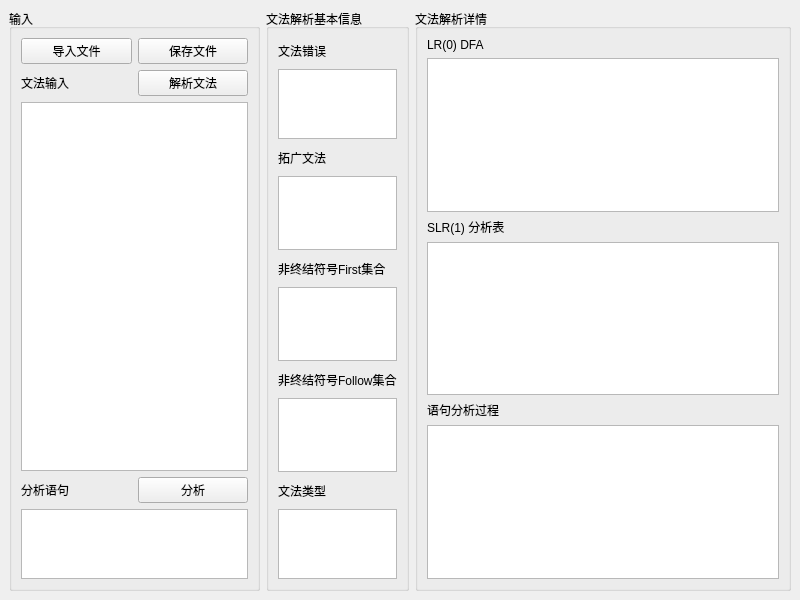
First picture: the form in LR_SLR/mainwindow.ui, repository wengx00/compilation-project, before the edit.
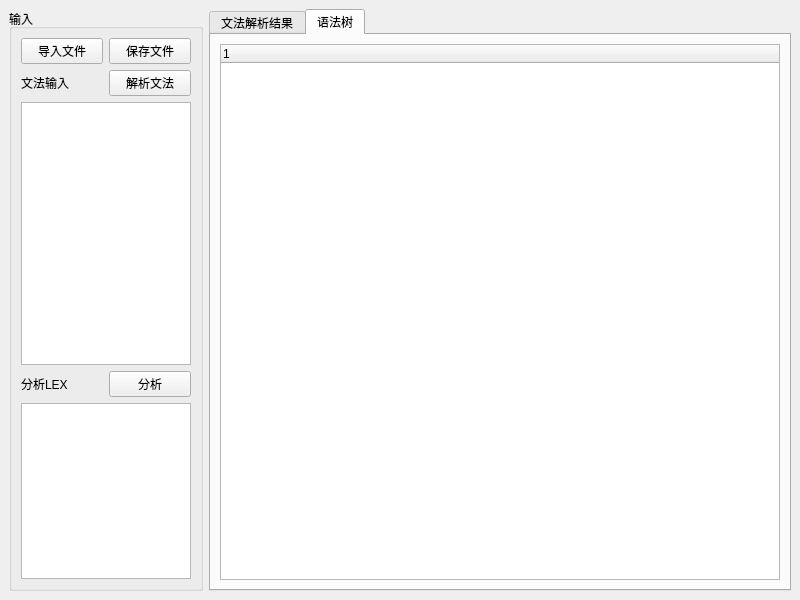
Second picture: the form after the edit. The open tabs and pages were chosen to show the change.

Commit message: feat: 优化布局

Patch:
```diff
--- a/LR_SLR/mainwindow.ui
+++ b/LR_SLR/mainwindow.ui
@@ -14,13 +14,13 @@
    <string>MainWindow</string>
   </property>
   <widget class="QWidget" name="centralwidget">
-   <layout class="QHBoxLayout" name="horizontalLayout" stretch="2,1,3">
+   <layout class="QHBoxLayout" name="horizontalLayout" stretch="1,3">
     <item>
      <widget class="QGroupBox" name="inputGroup">
       <property name="title">
        <string>输入</string>
       </property>
-      <layout class="QVBoxLayout" name="verticalLayout" stretch="0,0,9,0,1">
+      <layout class="QVBoxLayout" name="verticalLayout" stretch="0,0,9,0,6">
        <item>
         <layout class="QHBoxLayout" name="horizontalLayout_4">
          <item>
@@ -65,7 +65,7 @@
          <item>
           <widget class="QLabel" name="label_2">
            <property name="text">
-            <string>分析语句</string>
+            <string>分析LEX</string>
            </property>
           </widget>
          </item>
@@ -85,11 +85,21 @@
      </widget>
     </item>
     <item>
+     <widget class="QTabWidget" name="resultTab">
+      <property name="currentIndex">
+       <number>0</number>
+      </property>
+      <widget class="QWidget" name="result">
+       <attribute name="title">
+        <string>文法解析结果</string>
+       </attribute>
+       <layout class="QHBoxLayout" name="horizontalLayout_5" stretch="1,2">
+        <item>
      <widget class="QGroupBox" name="outputBox">
       <property name="title">
        <string>文法解析基本信息</string>
       </property>
-      <layout class="QVBoxLayout" name="verticalLayout_2" stretch="1,1,1,3,1,3,1,3,1,1">
+          <layout class="QVBoxLayout" name="verticalLayout_2" stretch="0,1,1,3,1,3,1,3">
        <item>
         <widget class="QLabel" name="label_7">
          <property name="text">
@@ -130,16 +140,6 @@
        <item>
         <widget class="QTextBrowser" name="followSet"/>
        </item>
-       <item>
-        <widget class="QLabel" name="label_6">
-         <property name="text">
-          <string>文法类型</string>
-         </property>
-        </widget>
-       </item>
-       <item>
-        <widget class="QTextBrowser" name="syntaxType"/>
-       </item>
       </layout>
      </widget>
     </item>
@@ -176,17 +176,27 @@
        <item>
         <widget class="QTableWidget" name="slr"/>
        </item>
+          </layout>
+         </widget>
+        </item>
+       </layout>
+      </widget>
+      <widget class="QWidget" name="syntaxTree">
+       <attribute name="title">
+        <string>语法树</string>
+       </attribute>
+       <layout class="QVBoxLayout" name="verticalLayout_4">
        <item>
-        <widget class="QLabel" name="label_10">
+         <widget class="QTreeWidget" name="treeWidget">
+          <column>
          <property name="text">
-          <string>语句分析过程</string>
-         </property>
-        </widget>
-       </item>
-       <item>
-        <widget class="QTableWidget" name="parseProcess"/>
-       </item>
-      </layout>
+            <string notr="true">1</string>
+           </property>
+          </column>
+         </widget>
+        </item>
+       </layout>
+      </widget>
      </widget>
     </item>
    </layout>
```
Lines whose indentation alone changed are shown as unchanged. The commit also changes 1 other file.
